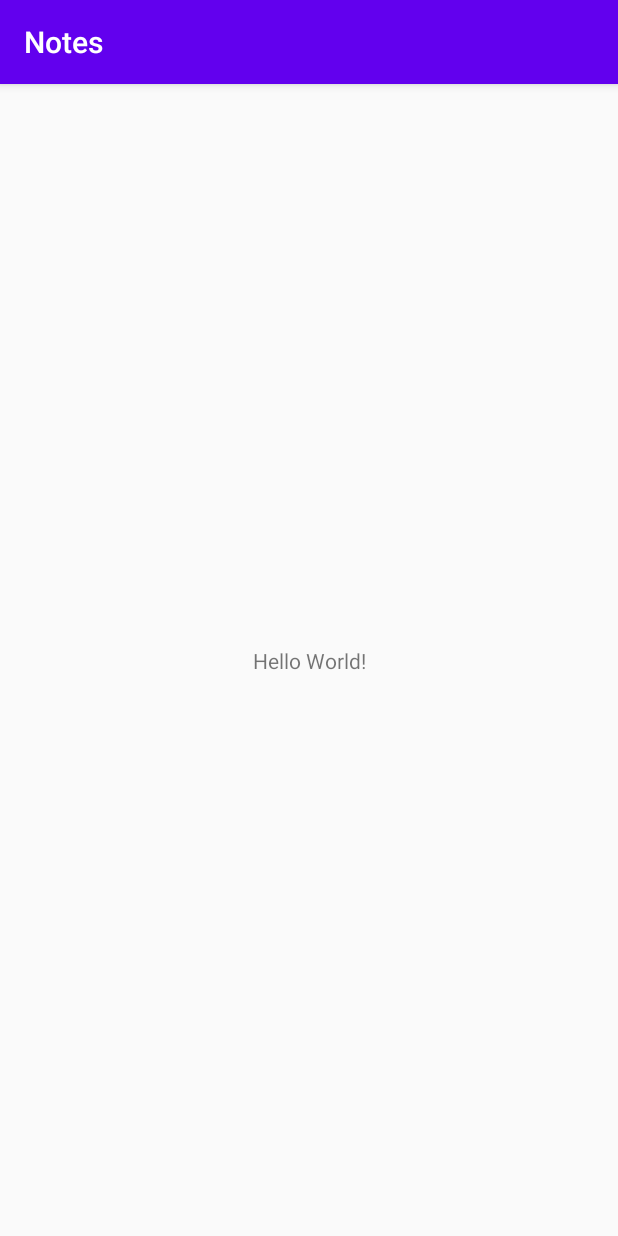
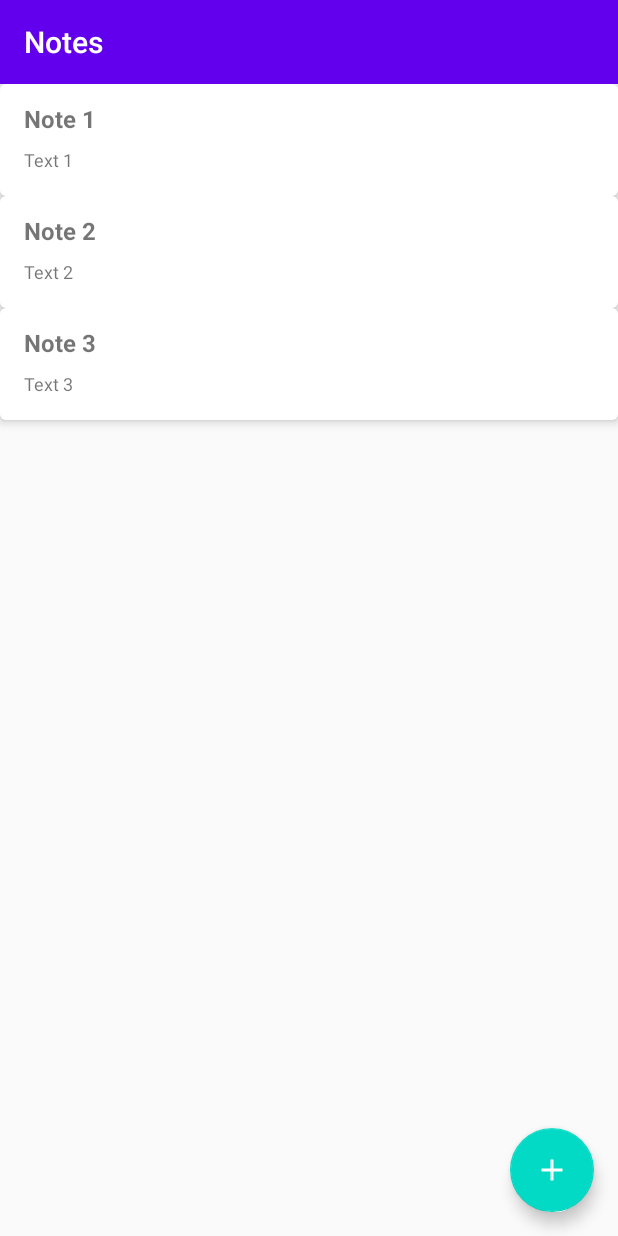
Before and after one commit to Scopee/Notes, an Android app: the screen it shows after launch (MainActivity), on a phone screen of 412 x 824 dp. Run offline under Robolectric (Android 15) with nearby library versions, the phone set to English and light mode, and no system bars.

Commit message:
Create main layouts

```diff
--- a/app/src/main/java/com/example/notes/MainActivity.kt
+++ b/app/src/main/java/com/example/notes/MainActivity.kt
@@ -2,10 +2,24 @@ package com.example.notes
 
 import androidx.appcompat.app.AppCompatActivity
 import android.os.Bundle
+import androidx.appcompat.widget.Toolbar
+import com.example.notes.databinding.ActivityMainBinding
+import com.example.notes.ui.MainFragment
 
 class MainActivity : AppCompatActivity() {
+
+    private lateinit var mBinding: ActivityMainBinding
+    private lateinit var mToolbar: Toolbar
+
     override fun onCreate(savedInstanceState: Bundle?) {
         super.onCreate(savedInstanceState)
-        setContentView(R.layout.activity_main)
+        mBinding = ActivityMainBinding.inflate(layoutInflater)
+        setContentView(mBinding.root)
+        initToolbar()
+    }
+
+    private fun initToolbar(){
+        mToolbar = mBinding.mainToolbar
+        setSupportActionBar(mToolbar)
     }
 }
--- /dev/null
+++ b/app/src/main/java/com/example/notes/Note.kt
@@ -0,0 +1,6 @@
+package com.example.notes
+
+data class Note (
+    val name: String,
+    val text: String
+)
--- /dev/null
+++ b/app/src/main/java/com/example/notes/ui/MainFragment.kt
@@ -0,0 +1,34 @@
+package com.example.notes.ui
+
+import android.os.Bundle
+import androidx.fragment.app.Fragment
+import android.view.LayoutInflater
+import android.view.View
+import android.view.ViewGroup
+import androidx.recyclerview.widget.RecyclerView
+import com.example.notes.Note
+import com.example.notes.R
+import kotlinx.android.synthetic.main.fragment_main.*
+
+class MainFragment : Fragment(R.layout.fragment_main) {
+
+
+    private lateinit var mRecyclerView: RecyclerView
+    private lateinit var mAdapter: NoteAdapter
+
+    override fun onStart() {
+        super.onStart()
+        initRecyclerView()
+    }
+
+    private fun initRecyclerView() {
+        mRecyclerView = main_notes_view
+        val notes = mutableListOf<Note>()
+        notes.add(Note("Note 1", "Text 1"))
+        notes.add(Note("Note 2", "Text 2"))
+        notes.add(Note("Note 3", "Text 3"))
+        mAdapter = NoteAdapter()
+        mAdapter.setList(notes)
+        mRecyclerView.adapter = mAdapter
+    }
+}
--- /dev/null
+++ b/app/src/main/java/com/example/notes/ui/NoteAdapter.kt
@@ -0,0 +1,40 @@
+package com.example.notes.ui
+
+import android.view.LayoutInflater
+import android.view.View
+import android.view.ViewGroup
+import android.widget.TextView
+import androidx.recyclerview.widget.RecyclerView
+import com.example.notes.Note
+import com.example.notes.R
+import kotlinx.android.synthetic.main.note_item.view.*
+
+class NoteAdapter : RecyclerView.Adapter<NoteAdapter.NotesViewHolder>() {
+
+    private var notesList = mutableListOf<Note>()
+
+    override fun onCreateViewHolder(parent: ViewGroup, viewType: Int): NotesViewHolder {
+        val view = LayoutInflater.from(parent.context).inflate(R.layout.note_item, parent, false)
+        return NotesViewHolder(view)
+    }
+
+    override fun getItemCount(): Int = notesList.size
+
+    override fun onBindViewHolder(holder: NotesViewHolder, position: Int) {
+        holder.noteName.text = notesList[position].name
+        if (notesList[position].text.length > 16)
+            holder.noteText.text = "${notesList[position].text.subSequence(0, 16)}..."
+        else
+            holder.noteText.text = notesList[position].text
+    }
+
+    fun setList(list: MutableList<Note>) {
+        notesList = list
+    }
+
+    class NotesViewHolder(view: View) : RecyclerView.ViewHolder(view) {
+        val noteName: TextView = view.note_name
+        val noteText: TextView = view.note_text
+    }
+
+}
--- /dev/null
+++ b/app/src/main/java/com/example/notes/ui/NoteFragment.kt
@@ -0,0 +1,15 @@
+package com.example.notes.ui
+
+import androidx.fragment.app.Fragment
+import androidx.recyclerview.widget.RecyclerView
+import com.example.notes.Note
+import com.example.notes.R
+import kotlinx.android.synthetic.main.fragment_main.*
+
+class NoteFragment : Fragment(R.layout.fragment_note) {
+
+    override fun onStart() {
+        super.onStart()
+    }
+
+}
--- /dev/null
+++ b/app/src/main/res/drawable/bg_notes.xml
@@ -0,0 +1,9 @@
+<?xml version="1.0" encoding="utf-8"?>
+<ripple xmlns:android="http://schemas.android.com/apk/res/android" android:color="@color/colorGrey">
+    <item android:state_pressed = "true">
+        <shape android:shape="rectangle">
+            <solid android:color="@color/colorWhite"/>
+            <corners android:radius="4dp"/>
+        </shape>
+    </item>
+</ripple>
--- /dev/null
+++ b/app/src/main/res/drawable/ic_add.xml
@@ -0,0 +1,5 @@
+<vector android:height="24dp" android:tint="#FFFFFF"
+    android:viewportHeight="24" android:viewportWidth="24"
+    android:width="24dp" xmlns:android="http://schemas.android.com/apk/res/android">
+    <path android:fillColor="@android:color/white" android:pathData="M19,13h-6v6h-2v-6H5v-2h6V5h2v6h6v2z"/>
+</vector>
--- a/app/src/main/res/layout/activity_main.xml
+++ b/app/src/main/res/layout/activity_main.xml
@@ -6,13 +6,26 @@
     android:layout_height="match_parent"
     tools:context=".MainActivity">
 
-    <TextView
-        android:layout_width="wrap_content"
-        android:layout_height="wrap_content"
-        android:text="Hello World!"
+    <androidx.appcompat.widget.Toolbar
+        android:id="@+id/main_toolbar"
+        style="@style/mainToolbar"
+        app:layout_constraintTop_toTopOf="parent"
+        app:layout_constraintStart_toStartOf="parent"
+        app:layout_constraintEnd_toEndOf="parent"/>
+
+    <fragment
+        android:id="@+id/nav_host_fragment"
+        android:layout_width="match_parent"
+        android:layout_height="0dp"
+        android:name="androidx.navigation.fragment.NavHostFragment"
+        app:navGraph="@navigation/nav_graph"
+        app:layout_constraintTop_toBottomOf="@id/main_toolbar"
+        app:layout_constraintStart_toStartOf="parent"
+        app:layout_constraintEnd_toEndOf="parent"
         app:layout_constraintBottom_toBottomOf="parent"
-        app:layout_constraintLeft_toLeftOf="parent"
-        app:layout_constraintRight_toRightOf="parent"
-        app:layout_constraintTop_toTopOf="parent" />
+        app:defaultNavHost="true"/>
+
+
+
 
 </androidx.constraintlayout.widget.ConstraintLayout>
--- /dev/null
+++ b/app/src/main/res/layout/fragment_main.xml
@@ -0,0 +1,26 @@
+<?xml version="1.0" encoding="utf-8"?>
+<androidx.constraintlayout.widget.ConstraintLayout xmlns:android="http://schemas.android.com/apk/res/android"
+    xmlns:tools="http://schemas.android.com/tools"
+    android:layout_width="match_parent"
+    android:layout_height="match_parent"
+    xmlns:app="http://schemas.android.com/apk/res-auto"
+    tools:context=".ui.MainFragment">
+
+    <androidx.recyclerview.widget.RecyclerView
+        android:id="@+id/main_notes_view"
+        android:layout_width="match_parent"
+        android:layout_height="match_parent"
+        app:layoutManager="androidx.recyclerview.widget.LinearLayoutManager"
+        tools:layout_editor_absoluteX="-72dp"
+        tools:layout_editor_absoluteY="-82dp"
+        tools:listitem="@layout/note_item" />
+
+    <com.google.android.material.floatingactionbutton.FloatingActionButton
+        android:layout_width="56dp"
+        android:layout_height="56dp"
+        app:layout_constraintEnd_toEndOf="parent"
+        app:layout_constraintBottom_toBottomOf="parent"
+        android:layout_margin="16dp"
+        android:src="@drawable/ic_add"/>
+
+</androidx.constraintlayout.widget.ConstraintLayout>
--- /dev/null
+++ b/app/src/main/res/layout/fragment_note.xml
@@ -0,0 +1,14 @@
+<?xml version="1.0" encoding="utf-8"?>
+<FrameLayout xmlns:android="http://schemas.android.com/apk/res/android"
+    xmlns:tools="http://schemas.android.com/tools"
+    android:layout_width="match_parent"
+    android:layout_height="match_parent"
+    tools:context=".ui.NoteFragment">
+
+    <!-- TODO: Update blank fragment layout -->
+    <TextView
+        android:layout_width="match_parent"
+        android:layout_height="match_parent"
+        android:text="@string/hello_blank_fragment" />
+
+</FrameLayout>
--- /dev/null
+++ b/app/src/main/res/layout/note_item.xml
@@ -0,0 +1,42 @@
+<?xml version="1.0" encoding="utf-8"?>
+<androidx.constraintlayout.widget.ConstraintLayout xmlns:android="http://schemas.android.com/apk/res/android"
+    xmlns:app="http://schemas.android.com/apk/res-auto"
+    android:layout_width="match_parent"
+    android:layout_height="wrap_content"
+    android:paddingStart="16dp"
+    android:paddingTop="12dp"
+    android:paddingEnd="16dp"
+    android:paddingBottom="16dp"
+    android:elevation="4dp"
+    xmlns:tools="http://schemas.android.com/tools"
+    android:clickable="true"
+    android:focusable="true"
+    app:layout_constraintCircleRadius="10dp"
+    android:background="@drawable/bg_notes">
+
+    <TextView
+        android:id="@+id/note_name"
+        android:layout_width="match_parent"
+        android:layout_height="wrap_content"
+        android:textSize="16sp"
+        android:textStyle="bold"
+        android:typeface="normal"
+        app:layout_constraintEnd_toEndOf="parent"
+        app:layout_constraintStart_toStartOf="parent"
+        app:layout_constraintTop_toTopOf="parent"
+        tools:text="Name" />
+
+    <TextView
+        android:id="@+id/note_text"
+        android:layout_width="match_parent"
+        android:layout_height="wrap_content"
+        android:textSize="12sp"
+        android:paddingTop="8dp"
+        android:textStyle="normal"
+        android:typeface="normal"
+        app:layout_constraintEnd_toEndOf="parent"
+        app:layout_constraintTop_toBottomOf="@id/note_name"
+        app:layout_constraintStart_toStartOf="parent"
+        tools:text="Text" />
+
+</androidx.constraintlayout.widget.ConstraintLayout>
--- /dev/null
+++ b/app/src/main/res/navigation/nav_graph.xml
@@ -0,0 +1,25 @@
+<?xml version="1.0" encoding="utf-8"?>
+<navigation xmlns:android="http://schemas.android.com/apk/res/android"
+    xmlns:app="http://schemas.android.com/apk/res-auto"
+    xmlns:tools="http://schemas.android.com/tools"
+    android:id="@+id/nav_graph"
+    app:startDestination="@id/mainFragment">
+    <fragment
+        android:id="@+id/mainFragment"
+        android:name="com.example.notes.ui.MainFragment"
+        android:label="fragment_main"
+        tools:layout="@layout/fragment_main" >
+        <action
+            android:id="@+id/action_mainFragment2_to_noteFragment"
+            app:destination="@id/noteFragment" />
+    </fragment>
+    <fragment
+        android:id="@+id/noteFragment"
+        android:name="com.example.notes.ui.NoteFragment"
+        android:label="fragment_note"
+        tools:layout="@layout/fragment_note" >
+        <action
+            android:id="@+id/action_noteFragment_to_mainFragment2"
+            app:destination="@id/mainFragment" />
+    </fragment>
+</navigation>
--- a/app/src/main/res/values/colors.xml
+++ b/app/src/main/res/values/colors.xml
@@ -3,4 +3,7 @@
     <color name="colorPrimary">#6200EE</color>
     <color name="colorPrimaryDark">#3700B3</color>
     <color name="colorAccent">#03DAC5</color>
+
+    <color name="colorWhite">#FFF</color>
+    <color name="colorGrey">#837E7E</color>
 </resources>
--- a/app/src/main/res/values/strings.xml
+++ b/app/src/main/res/values/strings.xml
@@ -1,3 +1,5 @@
 <resources>
     <string name="app_name">Notes</string>
+    <!-- TODO: Remove or change this placeholder text -->
+    <string name="hello_blank_fragment">Hello blank fragment</string>
 </resources>
--- a/app/src/main/res/values/styles.xml
+++ b/app/src/main/res/values/styles.xml
@@ -1,10 +1,17 @@
 <resources>
     <!-- Base application theme. -->
-    <style name="AppTheme" parent="Theme.AppCompat.Light.DarkActionBar">
+    <style name="AppTheme" parent="Theme.AppCompat.Light.NoActionBar">
         <!-- Customize your theme here. -->
         <item name="colorPrimary">@color/colorPrimary</item>
         <item name="colorPrimaryDark">@color/colorPrimaryDark</item>
         <item name="colorAccent">@color/colorAccent</item>
     </style>
 
+    <style name="mainToolbar">
+        <item name="android:layout_width">match_parent</item>
+        <item name="android:theme">@style/ThemeOverlay.AppCompat.Dark.ActionBar</item>
+        <item name="android:layout_height">?attr/actionBarSize</item>
+        <item name="android:background">@color/colorPrimary</item>
+    </style>
+
 </resources>
```
Also changed, not shown: app/build.gradle (+13 -0 lines).
